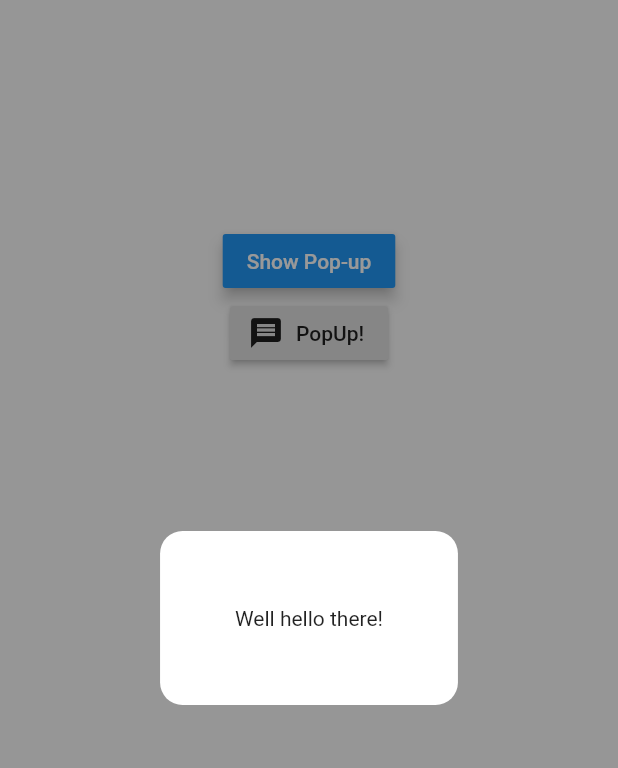
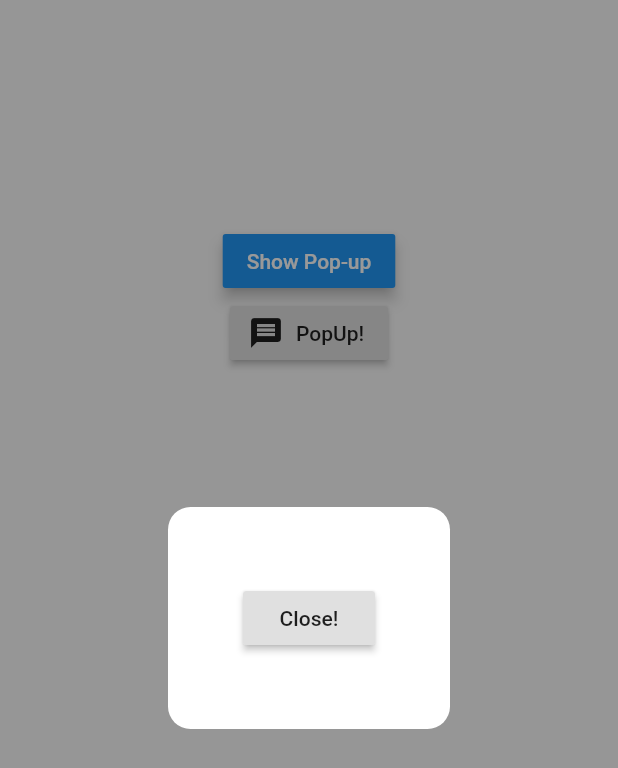
Before and after one commit to kitamuyu/flutter-animations, a Flutter app: the screen it shows after launch, after a tap on "PopUp!", on a phone screen of 412 x 824 dp. Shown: the top 768 px of the screen. Run offline on Flutter 3.47's test engine with Material 2 defaults, Android fonts, the phone set to English and light mode, and no system bars.

```diff
--- a/lib/main.dart
+++ b/lib/main.dart
@@ -29,10 +29,6 @@ class _HomeState extends State<Home> with SingleTickerProviderStateMixin {
 
   TapGestureRecognizer _flutterTapRecognizer;
   TapGestureRecognizer _githubTapRecognizer;
-
-  AnimationController controller;
-  Animation<double> opacityAnimation;
-  Animation<double> scaleAnimatoin;
 
   @override
   void initState() {
@@ -82,11 +78,11 @@ class _HomeState extends State<Home> with SingleTickerProviderStateMixin {
         ),
         RaisedButton.icon(
             onPressed: () {
-              Navigator.of(context)
-                  .overlay
-                  .insert(OverlayEntry(builder: (BuildContext context) {
-                return FunkyOverlay();
-              }));
+              OverlayEntry overlayEntry;
+              overlayEntry = OverlayEntry(builder: (c) {
+                return FunkyOverlay(onClose: () => overlayEntry.remove());
+              });
+              Overlay.of(context).insert(overlayEntry);
             },
             icon: Icon(Icons.message),
             label: Text("PopUp!"))
@@ -194,6 +190,8 @@ class _HomeState extends State<Home> with SingleTickerProviderStateMixin {
 }
 
 class FunkyOverlay extends StatefulWidget {
+  final VoidCallback onClose;
+  const FunkyOverlay({Key key, this.onClose}) : super(key: key);
   @override
   State<StatefulWidget> createState() => FunkyOverlayState();
 }
@@ -203,6 +201,10 @@ class FunkyOverlayState extends State<FunkyOverlay>
   AnimationController controller;
   Animation<double> opacityAnimation;
   Animation<double> scaleAnimation;
+
+  final overlayEntry = OverlayEntry(builder: (BuildContext context) {
+    return FunkyOverlay();
+  });
 
   @override
   void initState() {
@@ -236,11 +238,13 @@ class FunkyOverlayState extends State<FunkyOverlay>
                       borderRadius: BorderRadius.circular(15.0))),
               child: Padding(
                 padding: const EdgeInsets.all(50.0),
-              child: Text("Well hello there!"),
+                child: RaisedButton(
+                  onPressed: widget.onClose,
+                  child: Text('Close!'),
                 ),
               ),
             ),
           ),
-    );
+        ));
   }
 }
```
Also changed, not shown: 3 other files. Lines whose indentation alone changed are shown as unchanged.
